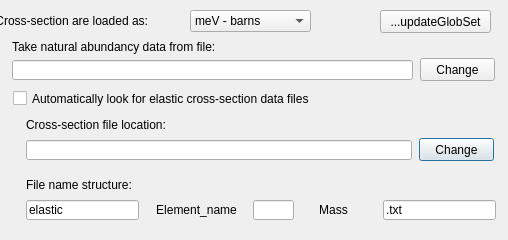
Above: src/gui/aelasticcrosssectionautoloadconfig.ui from andrmor/ANTS2 before the change. Below: the same form after it.
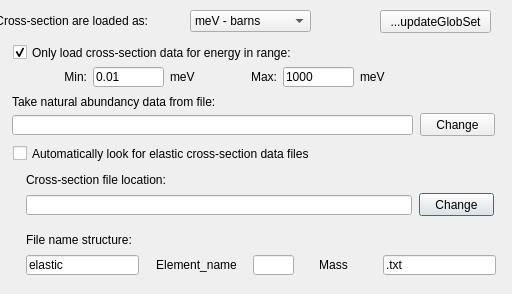
That is the form after the change.

```diff
--- a/src/gui/aelasticcrosssectionautoloadconfig.ui
+++ b/src/gui/aelasticcrosssectionautoloadconfig.ui
@@ -6,8 +6,8 @@
    <rect>
     <x>0</x>
     <y>0</y>
-    <width>508</width>
-    <height>240</height>
+    <width>512</width>
+    <height>294</height>
    </rect>
   </property>
   <property name="windowTitle">
@@ -17,7 +17,7 @@
    <property name="geometry">
     <rect>
      <x>13</x>
-     <y>110</y>
+     <y>165</y>
      <width>491</width>
      <height>121</height>
     </rect>
@@ -156,7 +156,7 @@
    <property name="geometry">
     <rect>
      <x>13</x>
-     <y>90</y>
+     <y>145</y>
      <width>361</width>
      <height>17</height>
     </rect>
@@ -218,7 +218,7 @@
    <property name="geometry">
     <rect>
      <x>12</x>
-     <y>39</y>
+     <y>94</y>
      <width>261</width>
      <height>16</height>
     </rect>
@@ -231,7 +231,7 @@
    <property name="geometry">
     <rect>
      <x>12</x>
-     <y>60</y>
+     <y>115</y>
      <width>401</width>
      <height>20</height>
     </rect>
@@ -244,7 +244,7 @@
    <property name="geometry">
     <rect>
      <x>420</x>
-     <y>58</y>
+     <y>113</y>
      <width>75</width>
      <height>23</height>
     </rect>
@@ -266,6 +266,106 @@
     <string>...updateGlobSet</string>
    </property>
   </widget>
+  <widget class="QCheckBox" name="cbOnlyInRange">
+   <property name="geometry">
+    <rect>
+     <x>13</x>
+     <y>44</y>
+     <width>321</width>
+     <height>17</height>
+    </rect>
+   </property>
+   <property name="text">
+    <string>Only load cross-section data for energy in range:</string>
+   </property>
+   <property name="checked">
+    <bool>true</bool>
+   </property>
+  </widget>
+  <widget class="QLabel" name="label_6">
+   <property name="geometry">
+    <rect>
+     <x>40</x>
+     <y>70</y>
+     <width>47</width>
+     <height>13</height>
+    </rect>
+   </property>
+   <property name="text">
+    <string>Min:</string>
+   </property>
+   <property name="alignment">
+    <set>Qt::AlignRight|Qt::AlignTrailing|Qt::AlignVCenter</set>
+   </property>
+  </widget>
+  <widget class="QLineEdit" name="ledMinEnergy">
+   <property name="geometry">
+    <rect>
+     <x>93</x>
+     <y>67</y>
+     <width>71</width>
+     <height>20</height>
+    </rect>
+   </property>
+   <property name="text">
+    <string>0.01</string>
+   </property>
+  </widget>
+  <widget class="QLabel" name="label_7">
+   <property name="geometry">
+    <rect>
+     <x>170</x>
+     <y>70</y>
+     <width>47</width>
+     <height>13</height>
+    </rect>
+   </property>
+   <property name="text">
+    <string>meV</string>
+   </property>
+  </widget>
+  <widget class="QLineEdit" name="ledMaxEnergy">
+   <property name="geometry">
+    <rect>
+     <x>283</x>
+     <y>67</y>
+     <width>71</width>
+     <height>20</height>
+    </rect>
+   </property>
+   <property name="text">
+    <string>1000</string>
+   </property>
+  </widget>
+  <widget class="QLabel" name="label_8">
+   <property name="geometry">
+    <rect>
+     <x>230</x>
+     <y>70</y>
+     <width>47</width>
+     <height>13</height>
+    </rect>
+   </property>
+   <property name="text">
+    <string>Max:</string>
+   </property>
+   <property name="alignment">
+    <set>Qt::AlignRight|Qt::AlignTrailing|Qt::AlignVCenter</set>
+   </property>
+  </widget>
+  <widget class="QLabel" name="label_9">
+   <property name="geometry">
+    <rect>
+     <x>360</x>
+     <y>70</y>
+     <width>47</width>
+     <height>13</height>
+    </rect>
+   </property>
+   <property name="text">
+    <string>meV</string>
+   </property>
+  </widget>
  </widget>
  <resources/>
  <connections>
```
Left out of the diff: 96 changed lines with no effect on the pictures.
